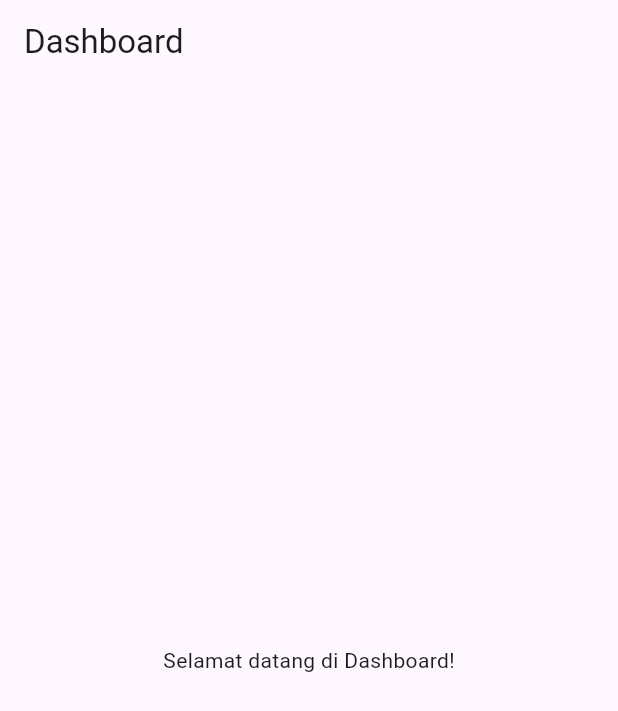
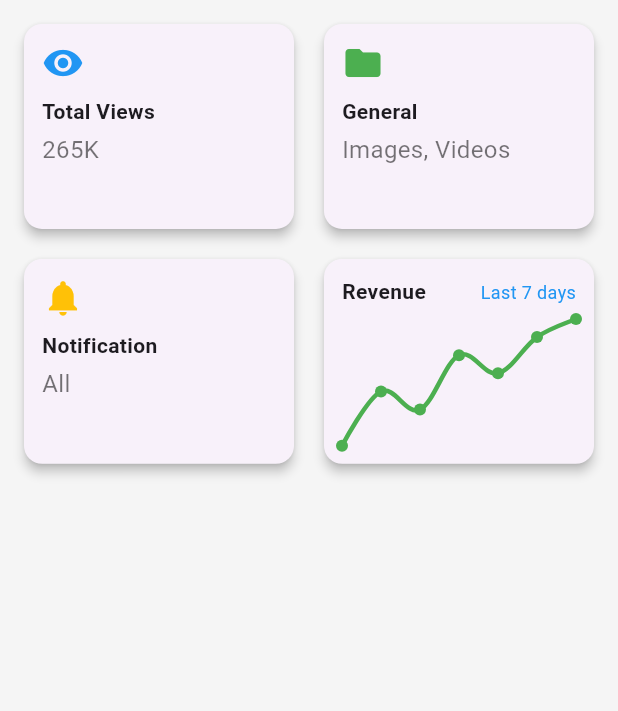
Before and after one commit to benialandra/flutter_monitoring_pos, a Flutter app: the DashboardPage screen opened directly, on a phone screen of 412 x 824 dp. Shown: the top 711 px of the screen. Run offline on Flutter 3.47's test engine with Material 3 defaults, Android fonts, the phone set to English and light mode, and no system bars; drawn by our look-alikes of fl_chart.

Commit message:
yaml update

```diff
--- a/lib/user/dashboard.dart
+++ b/lib/user/dashboard.dart
@@ -1,11 +1,162 @@
 import 'package:flutter/material.dart';
+import 'package:fl_chart/fl_chart.dart';
 
 class DashboardPage extends StatelessWidget {
+  const DashboardPage({super.key});
+
   @override
   Widget build(BuildContext context) {
     return Scaffold(
-      appBar: AppBar(title: const Text('Dashboard')),
-      body: const Center(child: Text('Selamat datang di Dashboard!')),
+      backgroundColor: Colors.grey[100],
+      // appBar: AppBar(
+      //   backgroundColor: Colors.white,
+      //   elevation: 1,
+      //   title: const Text(
+      //     "Dashboard",
+      //     style: TextStyle(
+      //       color: Colors.black,
+      //       fontWeight: FontWeight.bold,
+      //     ),
+      //   ),
+      //   actions: [
+      //     TextButton(
+      //       onPressed: () {},
+      //       child: const Text(
+      //         "beclothed.com",
+      //         style: TextStyle(color: Colors.blue),
+      //       ),
+      //     ),
+      //   ],
+      // ),
+      body: Padding(
+        padding: const EdgeInsets.all(12.0),
+        child: GridView(
+          gridDelegate: const SliverGridDelegateWithFixedCrossAxisCount(
+            crossAxisCount: 2,
+            childAspectRatio: 1.3,
+            crossAxisSpacing: 12,
+            mainAxisSpacing: 12,
+          ),
+          children: [
+            // Total Views
+            _buildInfoCard(
+              title: "Total Views",
+              value: "265K",
+              icon: Icons.remove_red_eye,
+              color: Colors.blue,
+            ),
+
+            // General
+            _buildInfoCard(
+              title: "General",
+              value: "Images, Videos",
+              icon: Icons.folder,
+              color: Colors.green,
+            ),
+
+            // Notification
+            _buildInfoCard(
+              title: "Notification",
+              value: "All",
+              icon: Icons.notifications,
+              color: Colors.amber,
+            ),
+
+            // Revenue Chart
+            _buildChartCard(),
+          ],
+        ),
+      ),
+    );
+  }
+
+  Widget _buildInfoCard({
+    required String title,
+    required String value,
+    required IconData icon,
+    required Color color,
+  }) {
+    return Card(
+      elevation: 3,
+      shape: RoundedRectangleBorder(borderRadius: BorderRadius.circular(12)),
+      child: Padding(
+        padding: const EdgeInsets.all(12.0),
+        child: Column(
+          crossAxisAlignment: CrossAxisAlignment.start,
+          children: [
+            Row(
+              children: [
+                Icon(icon, color: color, size: 28),
+                const Spacer(),
+              ],
+            ),
+            const SizedBox(height: 8),
+            Text(
+              title,
+              style: const TextStyle(fontSize: 14, fontWeight: FontWeight.bold),
+            ),
+            const SizedBox(height: 4),
+            Text(
+              value,
+              style: const TextStyle(fontSize: 16, color: Colors.black54),
+            ),
+          ],
+        ),
+      ),
+    );
+  }
+
+  Widget _buildChartCard() {
+    return Card(
+      elevation: 3,
+      shape: RoundedRectangleBorder(borderRadius: BorderRadius.circular(12)),
+      child: Padding(
+        padding: const EdgeInsets.all(12.0),
+        child: Column(
+          crossAxisAlignment: CrossAxisAlignment.start,
+          children: [
+            Row(
+              children: const [
+                Text(
+                  "Revenue",
+                  style: TextStyle(fontSize: 14, fontWeight: FontWeight.bold),
+                ),
+                Spacer(),
+                Text(
+                  "Last 7 days",
+                  style: TextStyle(fontSize: 12, color: Colors.blue),
+                ),
+              ],
+            ),
+            const SizedBox(height: 8),
+            Expanded(
+              child: LineChart(
+                LineChartData(
+                  borderData: FlBorderData(show: false),
+                  gridData: FlGridData(show: false),
+                  titlesData: FlTitlesData(show: false),
+                  lineBarsData: [
+                    LineChartBarData(
+                      isCurved: true,
+                      color: Colors.green,
+                      barWidth: 3,
+                      spots: const [
+                        FlSpot(0, 1),
+                        FlSpot(1, 2.5),
+                        FlSpot(2, 2),
+                        FlSpot(3, 3.5),
+                        FlSpot(4, 3),
+                        FlSpot(5, 4),
+                        FlSpot(6, 4.5),
+                      ],
+                    ),
+                  ],
+                ),
+              ),
+            ),
+          ],
+        ),
+      ),
     );
   }
 }
--- a/lib/user/register.dart
+++ b/lib/user/register.dart
@@ -4,6 +4,8 @@ import 'dart:convert';
 import '../main.dart'; // Tambahkan ini
 
 class RegisterPage extends StatefulWidget {
+  const RegisterPage({super.key});
+
   @override
   State<RegisterPage> createState() => _RegisterPageState();
 }
--- a/pubspec.yaml
+++ b/pubspec.yaml
@@ -28,6 +28,8 @@ environment:
 # the latest version available on pub.dev. To see which dependencies have newer
 # versions available, run `flutter pub outdated`.
 dependencies:
+  dio: ^5.7.0
+  fl_chart: ^0.69.0
   flutter:
     sdk: flutter
 
```
Also changed, not shown: pubspec.lock.
